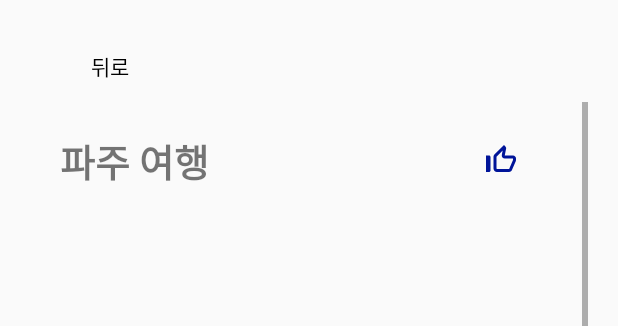
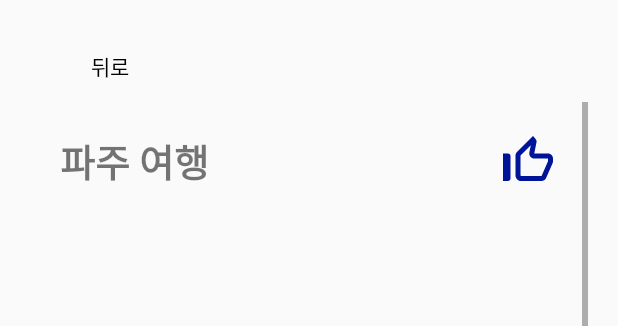
Before and after one commit to 23-2-Software-Engineering/FE, an Android app: the layout activity_post_contents.xml on its own in the app's theme, with its tools: preview values and no code run, on a phone screen of 412 x 824 dp. Shown: the top 326 px of the screen. Run offline under Robolectric (Android 15) with nearby library versions, the phone set to English and light mode, and no system bars.

Commit message:
like implement

```diff
--- a/app/src/main/java/com/example/hello/api/PostService.kt
+++ b/app/src/main/java/com/example/hello/api/PostService.kt
@@ -1,6 +1,5 @@
 package com.example.hello.api
 
-import com.example.hello.model.CourseDto
 import com.example.hello.model.PostDTO
 import retrofit2.Call
 import retrofit2.http.*
--- a/app/src/main/res/layout/activity_post_contents.xml
+++ b/app/src/main/res/layout/activity_post_contents.xml
@@ -89,15 +89,15 @@
                         android:textSize="25sp"
                         android:textStyle="bold" />
 
-                    <ToggleButton
+                    <ImageView
                         android:id="@+id/likesButton"
-                        android:layout_width="50dp"
-                        android:layout_height="50dp"
+                        android:layout_width="40dp"
+                        android:layout_height="40dp"
                         android:layout_gravity="center"
                         android:layout_marginEnd="20dp"
+                        android:layout_weight="0"
                         android:background="@android:color/transparent"
-                        android:button="@drawable/likes_off_button_image"
-                        android:layout_weight="0"
+                        android:src="@drawable/likes_off_button_image"
                         android:textOff=""
                         android:textOn="" />
 
```
Also changed, not shown: app/src/main/java/com/example/hello/CreatePostContents.kt (+18 -4 lines), app/src/main/java/com/example/hello/api/LikePostService.kt (+6 -3 lines), app/src/main/java/com/example/hello/api/Utils.kt (+8 -0 lines), app/src/main/java/com/example/hello/model/LikeResponseDTO.kt (added, +7 -0 lines).
